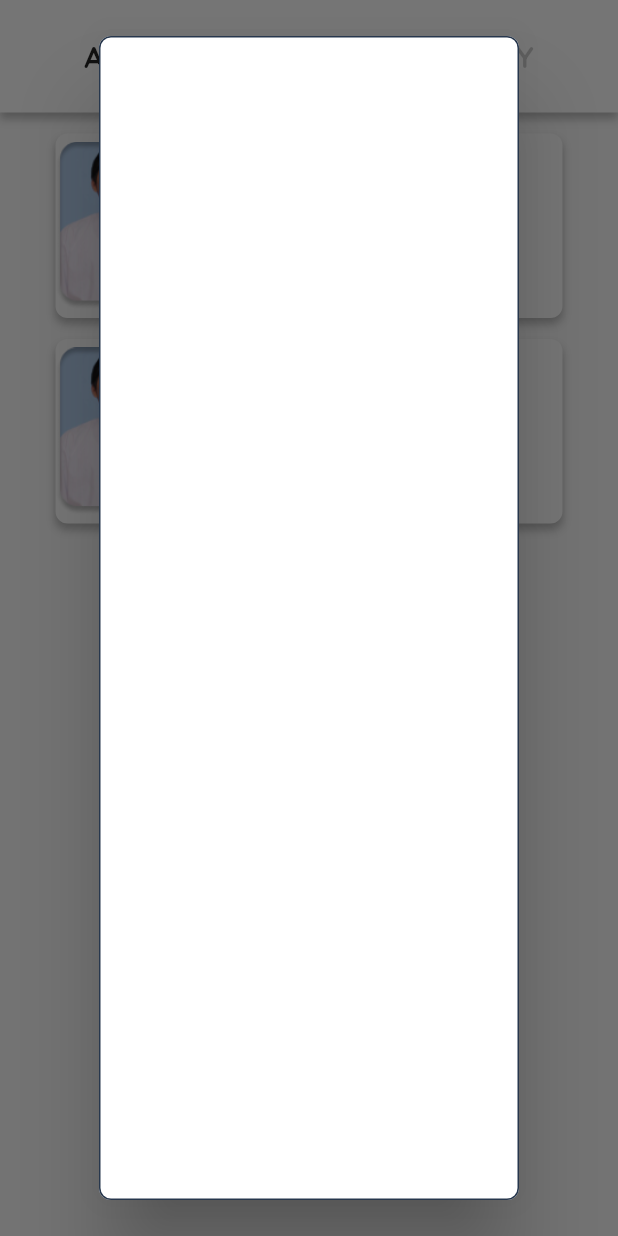
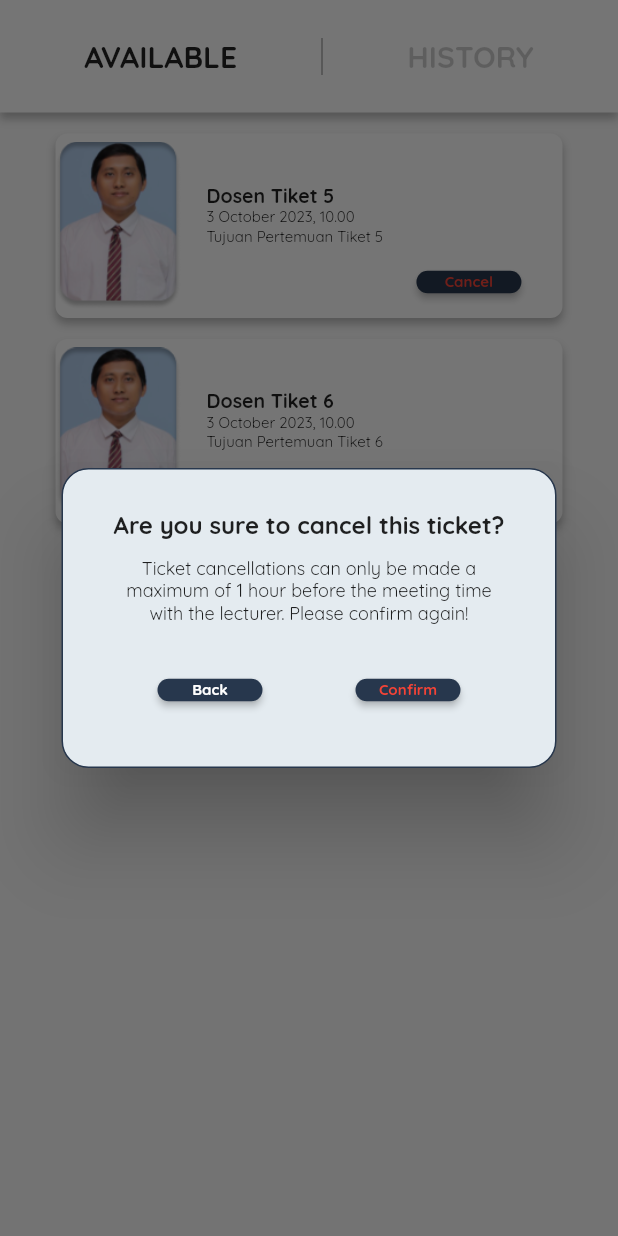
Before and after one commit to Farseta/informateach, a Flutter app: the TicketMahasiswaPage screen opened directly, after a tap on "Cancel", on a phone screen of 412 x 824 dp. Run offline on Flutter 3.47's test engine with Material 2 defaults, Android fonts, the phone set to English and light mode, and no system bars; our stand-ins replace animated_notch_bottom_bar, image_picker.

Commit message:
Selesai Create Ticket & Dialog

```diff
--- /dev/null
+++ b/lib/dialog/cancelTicketDialog.dart
@@ -0,0 +1,105 @@
+import 'package:flutter/material.dart';
+import 'package:informateach/dialog/confirmCancelTicketDialog.dart';
+
+class CancelTicketDialog extends StatefulWidget {
+  const CancelTicketDialog({super.key});
+
+  @override
+  State<CancelTicketDialog> createState() => _CancelTicketDialogState();
+}
+
+class _CancelTicketDialogState extends State<CancelTicketDialog> {
+  @override
+  Widget build(BuildContext context) {
+    return Dialog(
+      insetPadding: EdgeInsets.zero,
+      backgroundColor: Colors.transparent,
+      child: Container(
+          padding: EdgeInsets.symmetric(horizontal: 32, vertical: 17),
+          height: 200,
+          width: 330,
+          decoration: ShapeDecoration(
+              color: Color.fromARGB(255, 228, 235, 240),
+              shape: RoundedRectangleBorder(
+                  side: BorderSide(width: 1, color: Color(0xFF27374D)),
+                  borderRadius: BorderRadius.circular(18))),
+          child: Column(
+            mainAxisAlignment: MainAxisAlignment.center,
+            children: [
+              Text(
+                "Are you sure to cancel this ticket?",
+                style: TextStyle(
+                  fontFamily: 'Quicksand',
+                  fontWeight: FontWeight.bold,
+                  fontSize: 16,
+                ),
+              ),
+              SizedBox(
+                height: 11,
+              ),
+              Text(
+                "Ticket cancellations can only be made a maximum of 1 hour before the meeting time with the lecturer. Please confirm again!",
+                textAlign: TextAlign.center,
+                style: TextStyle(
+                  fontFamily: 'Quicksand',
+                  fontSize: 12,
+                ),
+              ),
+              SizedBox(
+                height: 20,
+              ),
+              Row(
+                mainAxisAlignment: MainAxisAlignment.spaceAround,
+                children: [
+                  ElevatedButton(
+                      style: ElevatedButton.styleFrom(
+                          minimumSize: const Size(70, 15),
+                          padding: const EdgeInsets.all(0),
+                          backgroundColor: const Color.fromRGBO(39, 55, 77, 1),
+                          shape: RoundedRectangleBorder(
+                            borderRadius: BorderRadius.circular(100),
+                          )),
+                      onPressed: () {
+                        Navigator.pop(context);
+                      },
+                      child: Text(
+                        "Back",
+                        style: TextStyle(
+                          fontFamily: 'Quicksand',
+                          color: Colors.white,
+                          fontSize: 10,
+                          fontWeight: FontWeight.bold,
+                        ),
+                      )),
+                  ElevatedButton(
+                      style: ElevatedButton.styleFrom(
+                          minimumSize: const Size(70, 15),
+                          padding: const EdgeInsets.all(0),
+                          backgroundColor: const Color.fromRGBO(39, 55, 77, 1),
+                          shape: RoundedRectangleBorder(
+                            borderRadius: BorderRadius.circular(100),
+                          )),
+                      onPressed: () {
+                        Navigator.pop(context);
+                        showDialog(
+                            context: context,
+                            builder: (BuildContext context) {
+                              return ConfirmCancelTicketDialog();
+                            });
+                      },
+                      child: Text(
+                        "Confirm",
+                        style: TextStyle(
+                          fontFamily: 'Quicksand',
+                          color: Colors.red,
+                          fontSize: 10,
+                          fontWeight: FontWeight.bold,
+                        ),
+                      ))
+                ],
+              )
+            ],
+          )),
+    );
+  }
+}
--- a/lib/main.dart
+++ b/lib/main.dart
@@ -6,6 +6,7 @@ import 'package:animated_notch_bottom_bar/animated_notch_bottom_bar/animated_not
 import 'package:flutter/material.dart';
 import 'package:image_picker/image_picker.dart';
 import 'package:informateach/createTicket.dart';
+import 'package:informateach/dialog/cancelTicketDialog.dart';
 import 'package:informateach/utils.dart';
 
 Map userNow = {
@@ -443,7 +444,7 @@ class _MyAppMahasiswaState extends State<MyAppMahasiswa> {
           },
           children: [
             HomepageMahasiswa(),
-            const TicketMahasiswaPageContainer(),
+            const TicketMahasiswaPage(),
             ProfilePage(),
           ],
         ),
@@ -459,7 +460,7 @@ class _MyAppMahasiswaState extends State<MyAppMahasiswa> {
             });
           },
           color: Colors.white,
-          showLabel: true,
+          showLabel: false,
           notchColor: Colors.black87,
           bottomBarItems: const [
             BottomBarItem(
@@ -1104,7 +1105,7 @@ class _EditProfilePageState extends State<EditProfilePage> {
               margin: const EdgeInsets.only(left: 14, top: 11),
               child: Align(
                 alignment: Alignment.centerLeft,
-                child: Image.asset('style/img/logoInformateach.png'),
+                child: Image.asset('style/img/LogoInformateach.png'),
               )),
           Stack(
             children: [
@@ -1323,7 +1324,7 @@ class _ProfilePageState extends State<ProfilePage> {
               margin: const EdgeInsets.only(left: 14, top: 11),
               child: Align(
                 alignment: Alignment.centerLeft,
-                child: Image.asset('style/img/logoInformateach.png'),
+                child: Image.asset('style/img/LogoInformateach.png'),
               )),
           Stack(
             children: [
@@ -1486,17 +1487,6 @@ class _ProfilePageState extends State<ProfilePage> {
   }
 }
 
-class TicketMahasiswaPageContainer extends StatelessWidget {
-  const TicketMahasiswaPageContainer({Key? key}) : super(key: key);
-
-  @override
-  Widget build(BuildContext context) {
-    return const MaterialApp(
-      home: TicketMahasiswaPage(),
-    );
-  }
-}
-
 class TicketMahasiswaPage extends StatefulWidget {
   const TicketMahasiswaPage({super.key});
 
@@ -1633,36 +1623,8 @@ class _TicketMahasiswaPageState extends State<TicketMahasiswaPage> {
                             ),
                           ),
                           Row(
-                            mainAxisAlignment: MainAxisAlignment.spaceBetween,
                             children: [
-                              ElevatedButton(
-                                  style: ElevatedButton.styleFrom(
-                                      minimumSize: const Size(70, 15),
-                                      padding: const EdgeInsets.all(0),
-                                      backgroundColor:
-                                          const Color.fromRGBO(39, 55, 77, 1),
-                                      shape: RoundedRectangleBorder(
-                                        borderRadius:
-                                            BorderRadius.circular(100),
-                                      )),
-                                  onPressed: () => Navigator.push(
-                                        context,
-                                        MaterialPageRoute(
-                                            builder: (context) =>
-                                                const Page1()),
-                                      ),
-                                  child: const Text(
-                                    "Verification",
-                                    style: TextStyle(
-                                      fontFamily: 'Quicksand',
-                                      color: Colors.white,
-                                      fontSize: 10,
-                                      fontWeight: FontWeight.bold,
-                                    ),
-                                  )),
-                              const SizedBox(
-                                width: 58,
-                              ),
+                              SizedBox(width: 140),
                               ElevatedButton(
                                   style: ElevatedButton.styleFrom(
                                       minimumSize: const Size(70, 15),
@@ -1676,23 +1638,11 @@ class _TicketMahasiswaPageState extends State<TicketMahasiswaPage> {
                                   onPressed: () {
                                     showDialog(
                                         context: context,
-                                        builder: (context) {
-                                          return AlertDialog(
-                                            shape: RoundedRectangleBorder(
-                                              side: const BorderSide(
-                                                width: 1,
-                                                color: Color(0xFF27374D),
-                                              ),
-                                              borderRadius:
-                                                  BorderRadius.circular(8),
-                                            ),
-                                            content: Container(
-                                              child: Container(),
-                                            ),
-                                          );
+                                        builder: (BuildContext context) {
+                                          return CancelTicketDialog();
                                         });
                                   },
-                                  child: const Text(
+                                  child: Text(
                                     "Cancel",
                                     style: TextStyle(
                                       fontFamily: 'Quicksand',
@@ -1767,8 +1717,8 @@ class _TicketMahasiswaPageState extends State<TicketMahasiswaPage> {
                           ),
                         ),
                         Row(
-                          mainAxisAlignment: MainAxisAlignment.spaceBetween,
                           children: [
+                            SizedBox(width: 140),
                             ElevatedButton(
                                 style: ElevatedButton.styleFrom(
                                     minimumSize: const Size(70, 15),
@@ -1778,38 +1728,14 @@ class _TicketMahasiswaPageState extends State<TicketMahasiswaPage> {
                                     shape: RoundedRectangleBorder(
                                       borderRadius: BorderRadius.circular(100),
                                     )),
-                                onPressed: () => Navigator.push(
-                                      context,
-                                      MaterialPageRoute(
-                                          builder: (context) => const Page1()),
-                                    ),
-                                child: const Text(
-                                  "Verification",
-                                  style: TextStyle(
-                                    fontFamily: 'Quicksand',
-                                    color: Colors.white,
-                                    fontSize: 10,
-                                    fontWeight: FontWeight.bold,
-                                  ),
-                                )),
-                            const SizedBox(
-                              width: 58,
-                            ),
-                            ElevatedButton(
-                                style: ElevatedButton.styleFrom(
-                                    minimumSize: const Size(70, 15),
-                                    padding: const EdgeInsets.all(0),
-                                    backgroundColor:
-                                        const Color.fromRGBO(39, 55, 77, 1),
-                                    shape: RoundedRectangleBorder(
-                                      borderRadius: BorderRadius.circular(100),
-                                    )),
-                                onPressed: () => Navigator.push(
-                                      context,
-                                      MaterialPageRoute(
-                                          builder: (context) => const Page1()),
-                                    ),
-                                child: const Text(
+                                onPressed: () {
+                                  showDialog(
+                                      context: context,
+                                      builder: (BuildContext context) {
+                                        return CancelTicketDialog();
+                                      });
+                                },
+                                child: Text(
                                   "Cancel",
                                   style: TextStyle(
                                     fontFamily: 'Quicksand',
```
Also changed, not shown: lib/confirmTicket.dart (+8 -1 lines), lib/dialog/confirmCancelTicketDialog.dart (added, +72 -0 lines), lib/dialog/confirmTicketDialog.dart (added, +87 -0 lines).
